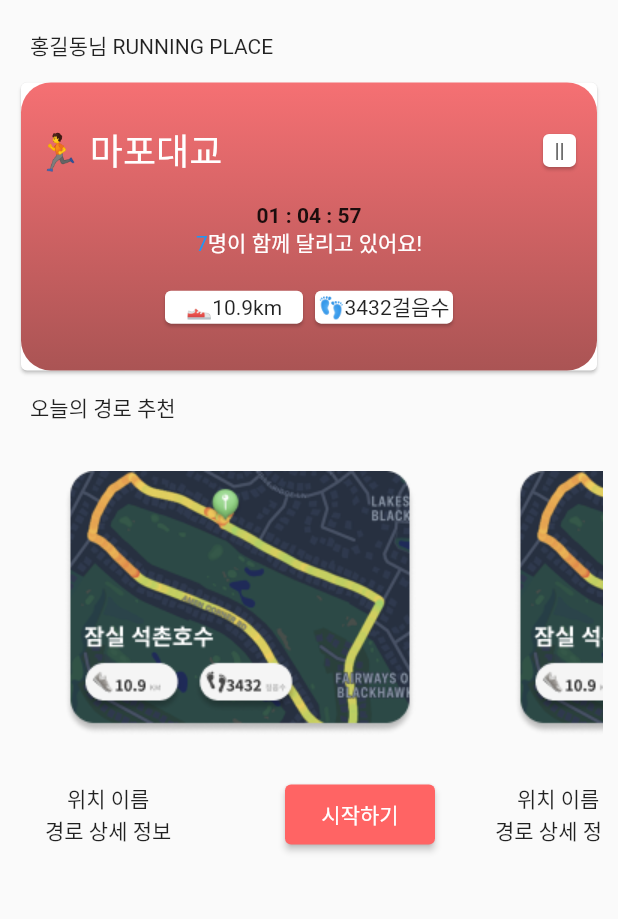
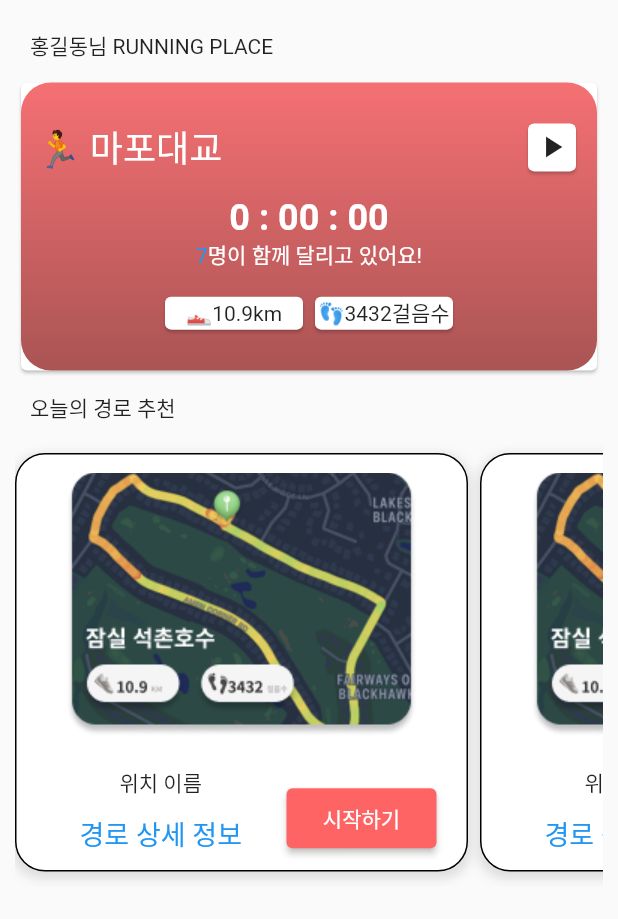
Before and after one commit to Article-1-of-the-NHPA/joggingsir, a Flutter app: the _MainPage widget shown alone on an empty page, opened directly, on a phone screen of 412 x 824 dp. Shown: the top 919 px of the screen. Run offline on Flutter 3.47's test engine with Material 2 defaults, Android fonts, the light colour scheme and no system bars; our stand-ins replace google_fonts; network calls fail; Roboto replaces fonts that are missing (SF Pro Text, SF-Pro).

Commit message:
merge 0.5

```diff
--- a/lib/mainpage.dart
+++ b/lib/mainpage.dart
@@ -1,6 +1,7 @@
 import 'package:flutter/material.dart';
 import 'package:joggigsir/views/widgets/MenuBottom.dart';
 import 'package:joggigsir/views/widgets/route/routecard_small.dart';
+import 'package:joggigsir/runningcard.dart';
 
 void main() {
   runApp(const MainPage());
@@ -53,12 +54,12 @@
 
 Widget stopButton() {
   return Container(
-      width: 30,
-      height: 30,
+      width: 40,
+      height: 40,
       child:
       Card(
           child:
-          Center(child: Text('||'))
+          Center(child: Icon(Icons.pause)),
       )
   );
 }
@@ -107,73 +108,7 @@
                         ],
                       ),
                     ),
-                    Container(
-                        height: 200,
-                        child: Card(
-                            child:
-                            Container(
-                                decoration:
-                                BoxDecoration(
-                                    gradient: LinearGradient(
-                                      colors: [Color(0xFFF57073), Color(0xFFAA5454)],
-                                      begin: Alignment.topCenter,
-                                      end: Alignment.bottomCenter,
-                                    ),
-                                    borderRadius: BorderRadius.circular(20)
-                                ),
-                                padding: EdgeInsets.all(10),
-                                child:
-                                Column(
-                                  mainAxisAlignment: MainAxisAlignment.spaceEvenly,
-                                  children: [
-                                    Row(
-                                      mainAxisAlignment: MainAxisAlignment.spaceBetween,
-                                      children: [
-                                        const Text('🏃 마포대교',
-                                            style: TextStyle(
-                                              color: Colors.white,
-                                              fontSize: 24,
-                                            )),
-                                        stopButton(),
-                                      ],
-                                    ),
-                                    Column(
-                                      children: [
-                                        Center(
-                                            child: const Text('01 : 04 : 57', style: TextStyle(fontWeight: FontWeight.bold))
-                                        ),
-                                        Center(
-                                          child: RichText(
-                                            textAlign: TextAlign.center,
-                                            text: TextSpan(
-                                              children: [
-                                                TextSpan(
-                                                  text: '7',
-                                                  style: TextStyle(color: Colors.blue, fontFamily: 'SF Pro Text'),
-                                                ),
-                                                TextSpan(
-                                                  text: '명이 함께 달리고 있어요!',
-                                                  style: TextStyle(color: Colors.white, fontFamily: 'SF Pro Text'),
-                                                ),
-                                              ],
-                                            ),
-                                          ),
-
-                                        ),
-                                      ],
-                                    ),
-                                    Row(
-                                      mainAxisAlignment: MainAxisAlignment.center,
-                                      children: [
-                                        indicatorCard('👟10.9', 'km'),
-                                        indicatorCard('👣3432', '걸음수'),
-                                      ],
-                                    ),
-                                  ],
-                                )
-                            )
-                        )
-                    ),
+                    RunningCard(),
                     Container(
                       margin: EdgeInsets.all(10),
                       child:
@@ -190,7 +125,9 @@
                         mainAxisAlignment: MainAxisAlignment.spaceEvenly,
                         children: [
                           courseCard(context),
+                          SizedBox(width: 8,),
                           courseCard(context),
+                          SizedBox(width: 8,),
                           courseCard(context),
                         ],
                       ),
--- a/lib/routedetail.dart
+++ b/lib/routedetail.dart
@@ -1,5 +1,7 @@
 import 'package:flutter/material.dart';
 import 'package:joggigsir/views/widgets/MenuBottom.dart';
+import 'package:joggigsir/runpage.dart';
+import 'package:joggigsir/routelist.dart';
 
 void main() {
   runApp(const RouteDetail());
@@ -21,7 +23,14 @@
           ),
           centerTitle: true,
           leading: IconButton(
-            onPressed: () {},
+            onPressed: () {
+              Navigator.pushReplacement(
+                context,
+                MaterialPageRoute(
+                  builder: (context) => RouteList(),
+                ),
+              );
+            },
             icon: const Icon(Icons.arrow_back_ios),
             color: Colors.black,
           ),
@@ -99,7 +108,12 @@
                   alignment: Alignment.bottomRight,
                   child: ElevatedButton(
                     onPressed: () {
-                      // 버튼 클릭 시 동작 추가
+                      Navigator.pushReplacement(
+                        context,
+                        MaterialPageRoute(
+                          builder: (context) => RunningApp(),
+                        ),
+                      );
                     },
                     style: ElevatedButton.styleFrom(
                       minimumSize: const Size(80, 30),
--- /dev/null
+++ b/lib/runningcard.dart
@@ -0,0 +1,178 @@
+import 'dart:async';
+import 'package:joggigsir/runpage.dart';
+import 'package:flutter/material.dart';
+
+class RunningCard extends StatefulWidget {
+  @override
+  _RunningCardState createState() => _RunningCardState();
+}
+
+class _RunningCardState extends State<RunningCard> {
+  bool isPlaying = false;
+  int seconds = 0;
+  late Timer _timer;
+
+  @override
+  Widget build(BuildContext context) {
+    return GestureDetector( // 변경: GestureDetector로 감싸기
+      onTap: () {
+        Navigator.push(
+          context,
+          MaterialPageRoute(builder: (context) => RunningApp()), // 변경: YourNewPage는 새 페이지의 위젯
+        );
+      },
+      child: Container(
+        height: 200,
+        child: Card(
+          child: Container(
+            decoration: BoxDecoration(
+              gradient: LinearGradient(
+                colors: [Color(0xFFF57073), Color(0xFFAA5454)],
+                begin: Alignment.topCenter,
+                end: Alignment.bottomCenter,
+              ),
+              borderRadius: BorderRadius.circular(20),
+            ),
+            padding: EdgeInsets.all(10),
+            child: Column(
+              mainAxisAlignment: MainAxisAlignment.spaceEvenly,
+              children: [
+                Row(
+                  mainAxisAlignment: MainAxisAlignment.spaceBetween,
+                  children: [
+                    const Text(
+                      '🏃 마포대교',
+                      style: TextStyle(
+                        color: Colors.white,
+                        fontSize: 24,
+                      ),
+                    ),
+                    toggleButton(),
+                  ],
+                ),
+                Column(
+                  children: [
+                    Center(
+                      child: Text(
+                        formatTime(seconds),
+                        style: TextStyle(
+                          fontWeight: FontWeight.bold,
+                          fontSize: 24,
+                          color: Colors.white,
+                        ),
+                      ),
+                    ),
+                    Center(
+                      child: RichText(
+                        textAlign: TextAlign.center,
+                        text: TextSpan(
+                          children: [
+                            TextSpan(
+                              text: '7',
+                              style: TextStyle(
+                                  color: Colors.blue, fontFamily: 'SF Pro Text'),
+                            ),
+                            TextSpan(
+                              text: '명이 함께 달리고 있어요!',
+                              style: TextStyle(
+                                  color: Colors.white, fontFamily: 'SF Pro Text'),
+                            ),
+                          ],
+                        ),
+                      ),
+                    ),
+                  ],
+                ),
+                Row(
+                  mainAxisAlignment: MainAxisAlignment.center,
+                  children: [
+                    indicatorCard('👟10.9', 'km'),
+                    indicatorCard('👣3432', '걸음수'),
+                  ],
+                ),
+              ],
+            ),
+          ),
+        ),
+      ),
+    );
+  }
+
+  Widget toggleButton() {
+    return GestureDetector(
+      onTap: () {
+        setState(() {
+          isPlaying = !isPlaying;
+          if (isPlaying) {
+            startTimer();
+          } else {
+            stopTimer();
+          }
+        });
+      },
+      child: Container(
+        width: 40,
+        height: 40,
+        child: Card(
+          child: Center(
+            child: Icon(
+              isPlaying ? Icons.pause : Icons.play_arrow,
+            ),
+          ),
+        ),
+      ),
+    );
+  }
+
+  Widget indicatorCard(String value, String unit) {
+    return Container(
+      width: 100,
+      height: 30,
+      child: Card(
+        child: Center(
+          child: Row(
+            mainAxisAlignment: MainAxisAlignment.center,
+            children: [
+              Text(value),
+              Text(unit),
+            ],
+          ),
+        ),
+      ),
+    );
+  }
+
+  void startTimer() {
+    _timer = Timer.periodic(Duration(seconds: 1), (timer) {
+      setState(() {
+        seconds++;
+      });
+    });
+  }
+
+  void stopTimer() {
+    _timer.cancel();
+  }
+
+  String formatTime(int seconds) {
+    int hours = seconds ~/ 3600;
+    int minutes = (seconds ~/ 60) % 60;
+    int remainingSeconds = seconds % 60;
+
+    return '$hours : ${minutes < 10 ? '0$minutes' : '$minutes'} : ${remainingSeconds < 10 ? '0$remainingSeconds' : '$remainingSeconds'}';
+  }
+}
+
+class YourNewPage extends StatelessWidget {
+  @override
+  Widget build(BuildContext context) {
+    return Scaffold(
+      appBar: AppBar(
+        title: Text('Your New Page'),
+      ),
+      body: Center(
+        child: Text('Welcome to Your New Page!'),
+      ),
+    );
+  }
+}
--- a/lib/views/widgets/route/routecard_small.dart
+++ b/lib/views/widgets/route/routecard_small.dart
@@ -1,18 +1,36 @@
 import 'package:flutter/material.dart';
 import 'package:joggigsir/runpage.dart';
+import 'package:joggigsir/routedetail.dart';
 
 Widget courseCard(BuildContext context) {
   return Container(
     margin: EdgeInsets.only(top: 10, bottom: 10),
-    child:
-    Column(
+    padding: const EdgeInsets.all(0.0),
+    constraints: const BoxConstraints(maxWidth: 400),
+    decoration: BoxDecoration(
+      color: Colors.white,
+      border: Border.all(
+        color: Colors.black,
+        width: 1,
+      ),
+      borderRadius: BorderRadius.circular(20),
+      boxShadow: [
+        BoxShadow(
+          color: Colors.grey.withOpacity(0.3),
+          spreadRadius: 2,
+          blurRadius: 5,
+          offset: const Offset(0, 3),
+        ),
+      ],
+    ),
+    child: Column(
       children: [
         Container(
             width: 300,
             height: 200,
             child: Image.asset('assets/recordItem.png')
         ),
-        SizedBox(height: 20),
+        SizedBox(height: 8),
         Container(
           width: 260,
           child:
@@ -22,7 +40,34 @@
               Column(
                 children: [
                   Text('위치 이름'),
-                  Text('경로 상세 정보'),
+                  TextButton(
+                    onPressed: () {
+                      Navigator.pushReplacement(
+                        context,
+                        MaterialPageRoute(
+                          builder: (context) => RouteDetail(),
+                        ),
+                      );
+                    },
+                    style: TextButton.styleFrom(
+                      padding: EdgeInsets.symmetric(horizontal: 22, vertical: 10), // Set width and height
+                      shape: RoundedRectangleBorder(
+                        borderRadius: BorderRadius.circular(30.0), // Set border-radius to 30
+                      ),
+                    ),
+                    child: Row(
+                      mainAxisAlignment: MainAxisAlignment.spaceBetween,
+                      children: [
+                        Text(
+                          '경로 상세 정보',
+                          style: TextStyle(
+                            fontFamily: "SF-Pro",
+                            fontSize: 18,
+                          ),
+                        ),
+                      ],
+                    ),
+                  ),
                 ],
               ),
               Container(
```
